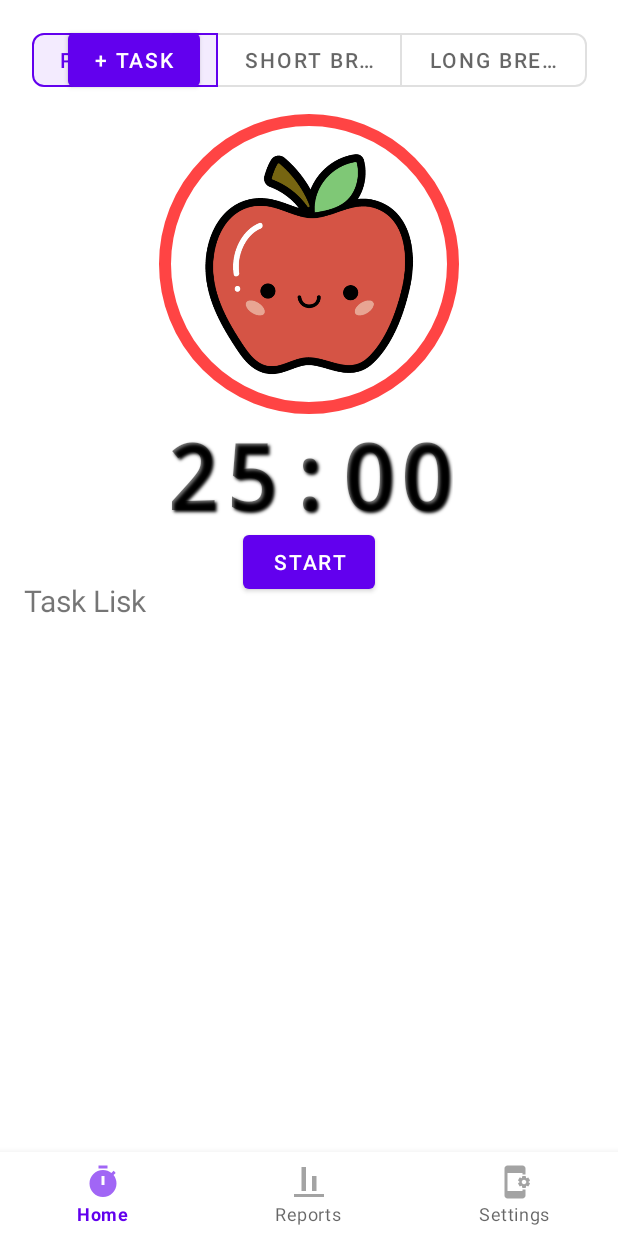
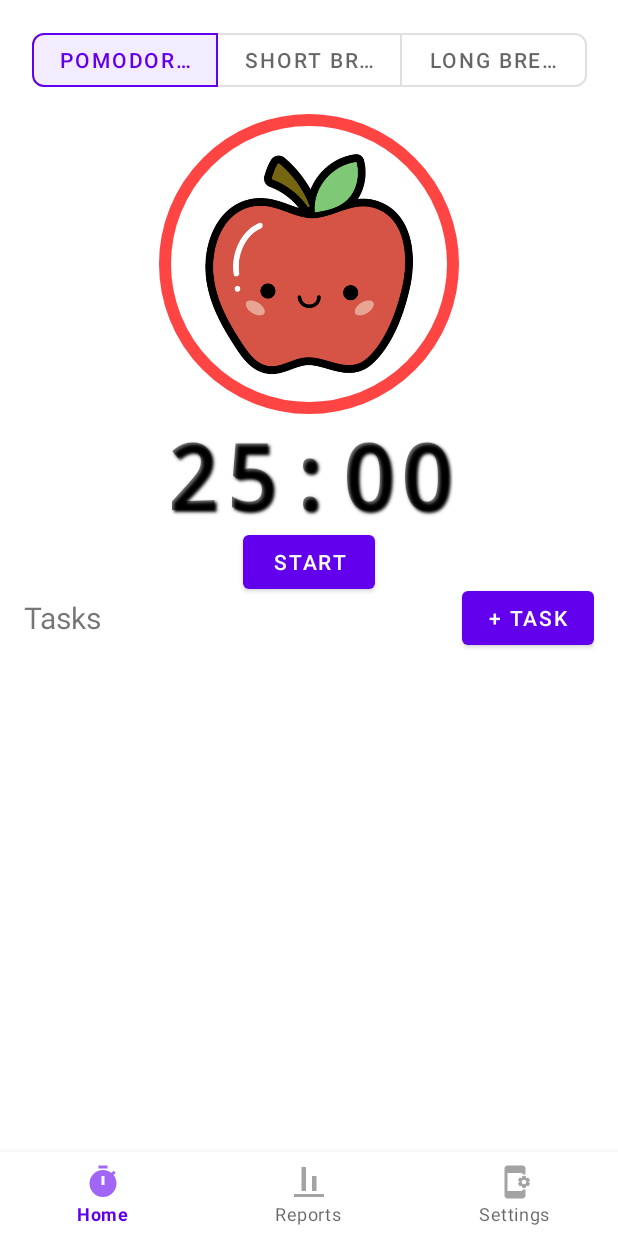
Before and after one commit to ThinhNguyenHoang1/android_podomoro, an Android app: the screen it shows after launch (MainActivity), on a phone screen of 412 x 824 dp. Run offline under Robolectric (Android 15) with nearby library versions, the phone set to English and light mode, and no system bars; our stand-ins replace Room's generated code.

Commit message:
fix somebugs. cleanup UI

```diff
--- a/app/src/main/java/com/example/poromodo/MainActivity.kt
+++ b/app/src/main/java/com/example/poromodo/MainActivity.kt
@@ -12,9 +12,6 @@ import com.example.poromodo.ui.stats.StatFragment
 /* TODO:
     Fix the first time loading the code. (Cause: current timeLeft is default from 25 MINUTE instead
     of the current configured value)
-
-    Fix the Dialog not showing up
-
  */
 class MainActivity : AppCompatActivity() {
 
--- a/app/src/main/java/com/example/poromodo/MainViewModel.kt
+++ b/app/src/main/java/com/example/poromodo/MainViewModel.kt
@@ -4,12 +4,10 @@ import android.app.Application
 import android.media.RingtoneManager
 import android.net.Uri
 import android.util.Log
-import androidx.core.content.ContentProviderCompat.requireContext
 import androidx.lifecycle.AndroidViewModel
 import androidx.lifecycle.viewModelScope
 import com.example.poromodo.model.AppDatabase
 import com.example.poromodo.model.Task
-import com.example.poromodo.model.TaskDao
 import com.example.poromodo.preferences.BREAK_DEFAULT_DURATION_MIN
 import com.example.poromodo.preferences.DataStoreManager
 import com.example.poromodo.preferences.LONG_BREAK_DEFAULT_DURATION_MIN
@@ -20,8 +18,6 @@ import kotlinx.coroutines.flow.MutableStateFlow
 import kotlinx.coroutines.flow.StateFlow
 import kotlinx.coroutines.flow.collectLatest
 import kotlinx.coroutines.launch
-import kotlinx.coroutines.withContext
-import kotlin.math.log
 
 enum class PoromodoPhase { PODOMORO, BREAK, LONG_BREAK }
 
@@ -29,6 +25,10 @@ class MainViewModel(application: Application) :
     AndroidViewModel(application) {
     private val _phase = MutableStateFlow(PoromodoPhase.PODOMORO)
     val phase: StateFlow<PoromodoPhase> = _phase
+
+    private val _expandedStates = MutableStateFlow<Map<Long, Boolean>>(emptyMap())
+    val expandedStates: StateFlow<Map<Long, Boolean>> = _expandedStates
+
 
     private val _pomodoroDuration =
         MutableStateFlow(PODOMORO_DEFAULT_DURATION_MIN * 60) // Default in seconds
@@ -45,8 +45,7 @@ class MainViewModel(application: Application) :
         MutableStateFlow(RingtoneManager.getDefaultUri(RingtoneManager.TYPE_NOTIFICATION))
     val notificationSoundUri: StateFlow<Uri> = _notificationSoundUri
 
-    private val _timeRemaining =
-        MutableStateFlow(PODOMORO_DEFAULT_DURATION_MIN * 60) // Default to Pomodoro duration in seconds
+    private val _timeRemaining = _pomodoroDuration
     val timeRemaining: StateFlow<Int> = _timeRemaining
 
     private val _isRunning = MutableStateFlow(false)
@@ -57,24 +56,7 @@ class MainViewModel(application: Application) :
     private var timerJob: Job? = null
 
     private val taskDao by lazy { AppDatabase.getDatabase(application).taskDao() }
-    fun tasks(): Flow<List<Task>> = taskDao.getTasksOrderByCreatedDate()
-    fun delTask(t: Task) {
-        viewModelScope.launch {
-            taskDao.deleteTask(t)
-        }
-    }
-    fun upsertTask(t: Task) {
-        viewModelScope.launch {
-             taskDao.upsertTask(t)
-        }
-    }
 
-    fun updateTask(t: Task) {
-        viewModelScope.launch {
-            Log.d("DELUXE", "NEW TASK: $t")
-            taskDao.updateTask(t)
-        }
-    }
     init {
         // Load initial values from DataStore
         val context = application.applicationContext
@@ -86,8 +68,44 @@ class MainViewModel(application: Application) :
                 _longBreakTime.value = settings.longBreakTime * 60
                 _notificationSoundUri.value = Uri.parse(settings.notiSoundTrack)
                 setPhase(PoromodoPhase.PODOMORO)
+                when (_phase.value) {
+                    PoromodoPhase.PODOMORO -> _timeRemaining.value = _pomodoroDuration.value
+                    PoromodoPhase.BREAK -> _timeRemaining.value = _breakTime.value
+                    PoromodoPhase.LONG_BREAK -> _timeRemaining.value = _longBreakTime.value
+                }
             }
         }
+    }
+
+    fun tasks(): Flow<List<Task>> = taskDao.getTasksOrderByCreatedDate()
+    fun delTask(t: Task) {
+        viewModelScope.launch {
+            taskDao.deleteTask(t)
+        }
+    }
+
+    fun upsertTask(t: Task) {
+        viewModelScope.launch {
+            taskDao.upsertTask(t)
+        }
+    }
+
+    fun updateTask(t: Task) {
+        viewModelScope.launch {
+            Log.d("DELUXE", "NEW TASK: $t")
+            taskDao.updateTask(t)
+        }
+    }
+
+    fun setExpandedState(taskId: Long, isExpanded: Boolean) {
+        val currentStates = _expandedStates.value.toMutableMap()
+        currentStates[taskId] = isExpanded
+        _expandedStates.value = currentStates
+    }
+
+    fun resetExpandedStates(taskIds: List<Long>) {
+        val newStates = taskIds.associateWith { false }
+        _expandedStates.value = newStates
     }
 
     fun setPhase(phase: PoromodoPhase) {
@@ -95,7 +113,7 @@ class MainViewModel(application: Application) :
             _phase.value = phase
             _isRunning.value = false
             cancelTickingJob()
-            when (phase) {
+            when (_phase.value) {
                 PoromodoPhase.PODOMORO -> _timeRemaining.value = _pomodoroDuration.value
                 PoromodoPhase.BREAK -> _timeRemaining.value = _breakTime.value
                 PoromodoPhase.LONG_BREAK -> _timeRemaining.value = _longBreakTime.value
--- a/app/src/main/java/com/example/poromodo/ui/home/HomeFragment.kt
+++ b/app/src/main/java/com/example/poromodo/ui/home/HomeFragment.kt
@@ -22,6 +22,7 @@ import com.example.poromodo.model.AppDatabase
 import com.example.poromodo.model.Task
 import kotlinx.coroutines.CoroutineScope
 import kotlinx.coroutines.Dispatchers
+import kotlinx.coroutines.flow.collect
 import kotlinx.coroutines.flow.collectLatest
 import kotlinx.coroutines.launch
 import kotlinx.coroutines.withContext
@@ -32,8 +33,6 @@ class HomeFragment : Fragment(), AddTaskDialogFragment.OnTaskAddedListener, Upda
     private var _binding: FragmentHomeBinding? = null
     private lateinit var taskAdapter: TaskRecyclerViewAdapter
 
-    // This property is only valid between onCreateView and
-    // onDestroyView.
     private val binding get() = _binding!!
     fun formatTime(seconds: Int): String {
         val minutes = seconds / 60 // Integer division to get minutes
@@ -71,7 +70,7 @@ class HomeFragment : Fragment(), AddTaskDialogFragment.OnTaskAddedListener, Upda
             }
         }
 
-        taskAdapter = TaskRecyclerViewAdapter { task, action ->
+        taskAdapter = TaskRecyclerViewAdapter(vm) { task, action ->
             Log.d("Menu Action", "onTaskHandle: $task $action")
             when (action) {
                 TaskRecyclerViewAdapter.MenuAction.EDIT -> {
@@ -166,13 +165,13 @@ class HomeFragment : Fragment(), AddTaskDialogFragment.OnTaskAddedListener, Upda
     override fun onTaskAdded(task: Task) {
         Log.d("CHUNGUS", "onTaskAdded: $task")
         CoroutineScope(Dispatchers.IO).launch {
-            val taskId = vm.upsertTask(task)
+            vm.upsertTask(task)
         }
     }
 
     override fun onTaskUpdated(task: Task) {
         CoroutineScope(Dispatchers.IO).launch {
-            val taskId = vm.updateTask(task)
+            vm.updateTask(task)
         }
     }
 }
--- a/app/src/main/res/layout/fragment_home.xml
+++ b/app/src/main/res/layout/fragment_home.xml
@@ -1,10 +1,15 @@
 <?xml version="1.0" encoding="utf-8"?>
-<androidx.constraintlayout.widget.ConstraintLayout xmlns:android="http://schemas.android.com/apk/res/android"
-    xmlns:app="http://schemas.android.com/apk/res-auto"
+<ScrollView xmlns:app="http://schemas.android.com/apk/res-auto"
     xmlns:tools="http://schemas.android.com/tools"
+    xmlns:android="http://schemas.android.com/apk/res/android"
+    android:layout_height="match_parent"
+    android:layout_width="match_parent">
+
+
+<androidx.constraintlayout.widget.ConstraintLayout
     android:id="@+id/fmHome"
     android:layout_width="match_parent"
-    android:layout_height="match_parent"
+    android:layout_height="wrap_content"
     android:padding="16dp"
     tools:context=".ui.home.HomeFragment">
     <!-- Segmented Buttons for Phases -->
@@ -110,18 +115,17 @@
         android:layout_width="wrap_content"
         android:layout_height="wrap_content"
         android:text="CLICK!!"
+        app:layout_constraintBottom_toTopOf="@id/task_guide_line"
         app:layout_constraintEnd_toEndOf="parent"
         app:layout_constraintHorizontal_bias="0.5"
         app:layout_constraintStart_toStartOf="parent"
-        app:layout_constraintTop_toBottomOf="@+id/tv_time_left"
-        app:layout_constraintBottom_toTopOf="@id/task_guide_line"
-        />
+        app:layout_constraintTop_toBottomOf="@+id/tv_time_left" />
 
     <TextView
         android:id="@+id/tv_task_list"
         android:layout_width="wrap_content"
         android:layout_height="wrap_content"
-        android:text="Task Lisk"
+        android:text="Tasks"
         android:textSize="20dp"
         app:layout_constraintBottom_toTopOf="@+id/rclv_task_list"
         app:layout_constraintStart_toStartOf="parent"
@@ -132,20 +136,20 @@
         android:layout_width="wrap_content"
         android:layout_height="wrap_content"
         android:text="+ TASK"
-        app:layout_constraintEnd_toStartOf="@+id/podomoro_button"
-        app:layout_constraintStart_toStartOf="parent"
-        app:layout_constraintTop_toTopOf="parent" />
+        app:layout_constraintBottom_toTopOf="@+id/rclv_task_list"
+        app:layout_constraintEnd_toEndOf="@+id/rclv_task_list"
+        app:layout_constraintTop_toTopOf="@+id/task_guide_line" />
 
     <androidx.recyclerview.widget.RecyclerView
         android:id="@+id/rclv_task_list"
         android:layout_width="match_parent"
         android:layout_height="wrap_content"
         android:maxHeight="250dp"
-        app:layout_constraintBottom_toBottomOf="parent"
+        android:layout_marginTop="38dp"
         app:layout_constraintEnd_toEndOf="parent"
         app:layout_constraintHorizontal_bias="0.5"
         app:layout_constraintStart_toStartOf="parent"
-        app:layout_constraintTop_toBottomOf="@+id/btn_task_add"
+        app:layout_constraintTop_toBottomOf="@+id/task_guide_line"
         tools:itemCount="3"
         tools:listitem="@layout/item_user_task" />
 
@@ -158,3 +162,4 @@
 
 
 </androidx.constraintlayout.widget.ConstraintLayout>
+</ScrollView>
```
Also changed, not shown: app/src/main/java/com/example/poromodo/ui/home/TaskRecyclerViewAdapter.kt (+23 -4 lines), app/src/main/res/layout/item_user_task.xml (+21 -27 lines).
